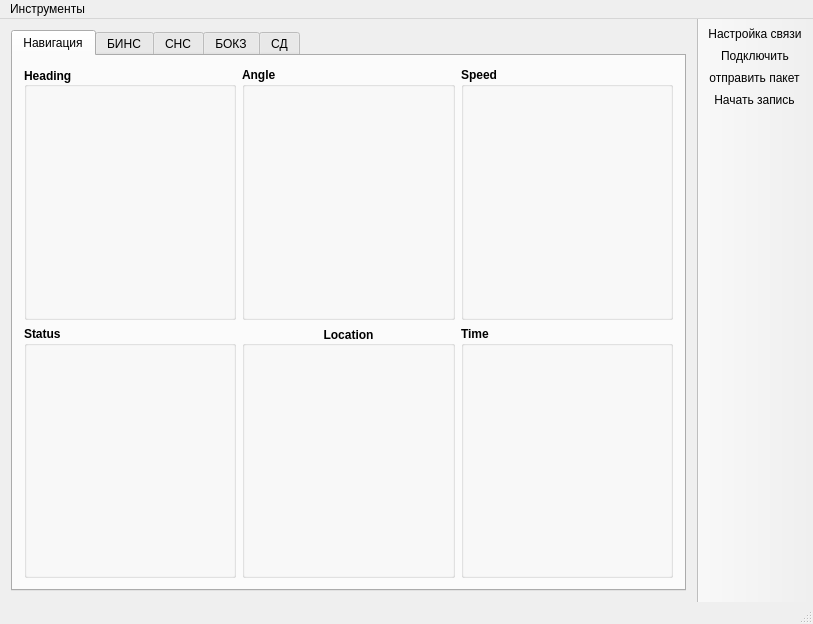
The window that mainwindow.ui (ag8920/navigation) describes before a commit, drawn with Qt 5.
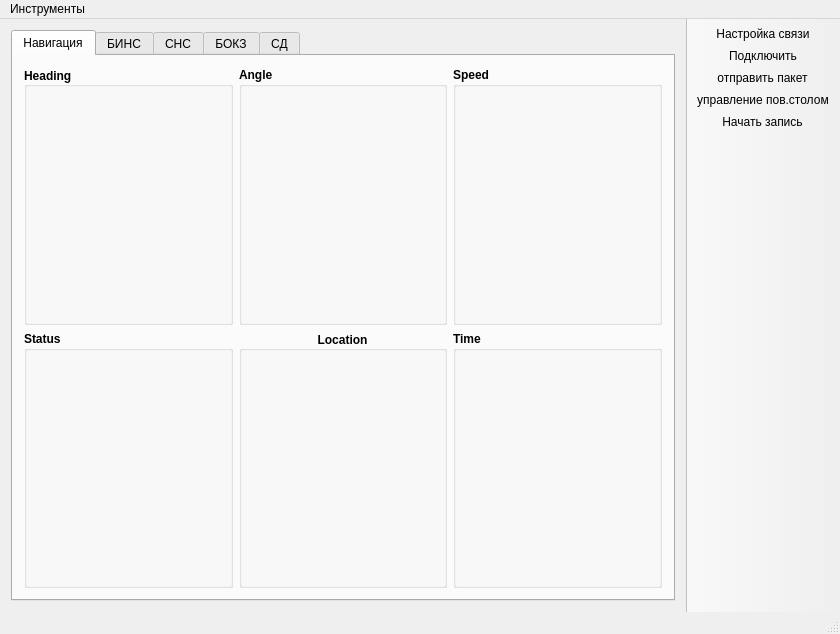
The same window after the commit. Icons and pictures are not drawn.

What changed in the file:
```diff
--- a/mainwindow.ui
+++ b/mainwindow.ui
@@ -6,8 +6,8 @@
    <rect>
     <x>0</x>
     <y>0</y>
-    <width>813</width>
-    <height>624</height>
+    <width>840</width>
+    <height>634</height>
    </rect>
   </property>
   <property name="font">
@@ -652,8 +652,8 @@
     <rect>
      <x>0</x>
      <y>0</y>
-     <width>813</width>
-     <height>25</height>
+     <width>840</width>
+     <height>21</height>
     </rect>
    </property>
    <widget class="QMenu" name="menu">
@@ -700,6 +700,7 @@
    <addaction name="actionSettingsPort"/>
    <addaction name="actionConnect"/>
    <addaction name="actionOutpack"/>
+   <addaction name="actionControlTable"/>
    <addaction name="actionREC"/>
   </widget>
   <widget class="QStatusBar" name="statusBar"/>
```
Left out of the diff: 4 changed lines with no effect on the pictures.
